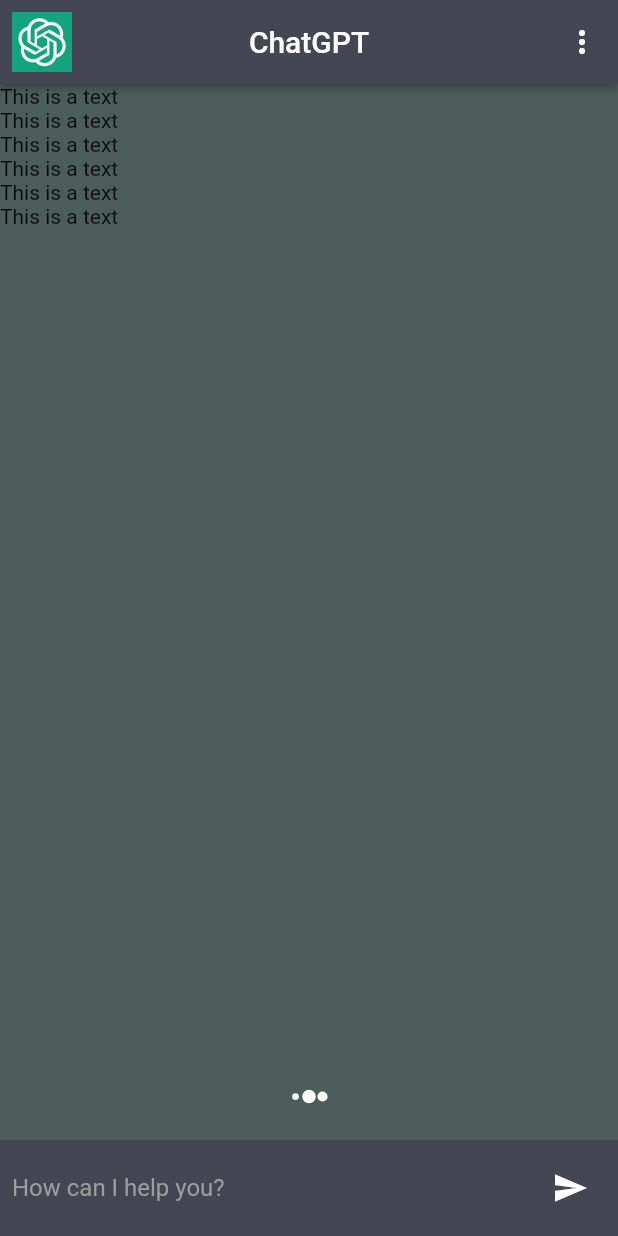
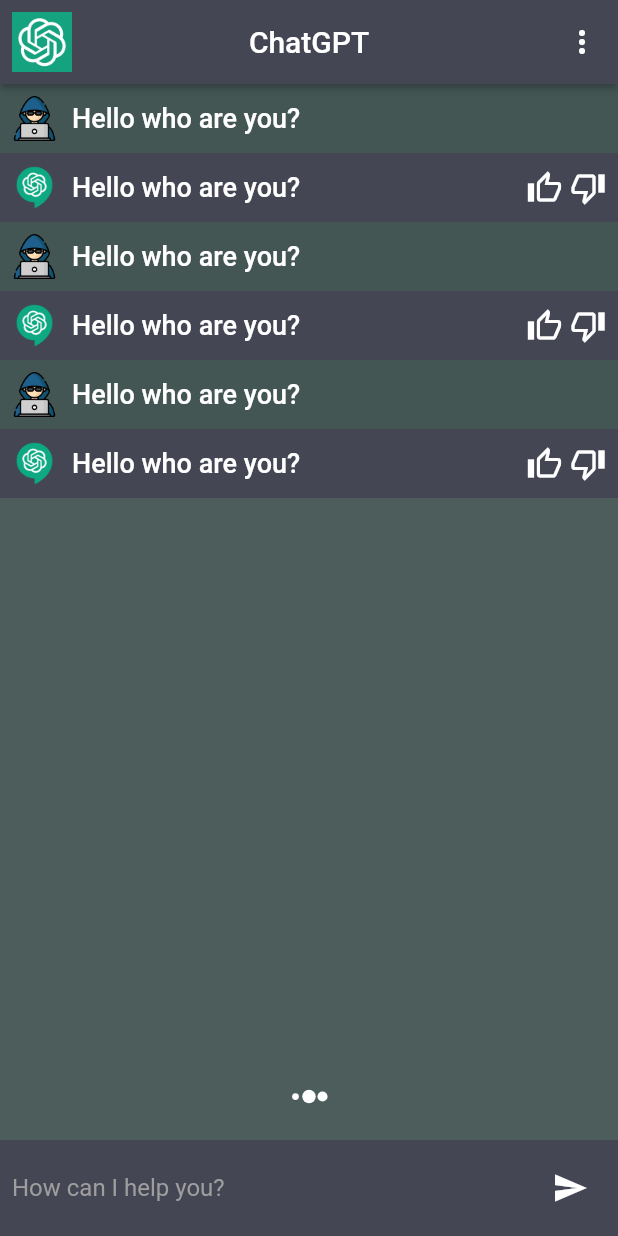
Before and after one commit to Chamidilshan/ChatGPT-App, a Flutter app: the screen it shows after launch, on a phone screen of 412 x 824 dp. Run offline on Flutter 3.47's test engine with Material 2 defaults, Android fonts, the phone set to English and light mode, and no system bars; our stand-ins replace animated_text_kit, flutter_spinkit.

Commit message:
added chat widget

```diff
--- a/lib/constants/constants.dart
+++ b/lib/constants/constants.dart
@@ -2,3 +2,30 @@
 
 Color scaffoldBackgroundColor = Color(0xFF4445654);
 Color cardcolor = Color(0xFF444654);
+
+final chatMessages = [
+  {
+    'msg' : 'Hello who are you?',
+    'chatIndex' : 0,
+  },
+  {
+    'msg' : 'Hello who are you?',
+    'chatIndex' : 1,
+  },
+  {
+    'msg' : 'Hello who are you?',
+    'chatIndex' : 0,
+  },
+  {
+    'msg' : 'Hello who are you?',
+    'chatIndex' : 1,
+  },
+  {
+    'msg' : 'Hello who are you?',
+    'chatIndex' : 0,
+  },
+  {
+    'msg' : 'Hello who are you?',
+    'chatIndex' : 1,
+  },
+];
--- a/lib/screens/chat_screen.dart
+++ b/lib/screens/chat_screen.dart
@@ -1,5 +1,6 @@
 import 'package:chatgpt_app/constants/constants.dart';
 import 'package:chatgpt_app/services/assets_manager.dart';
+import 'package:chatgpt_app/widgets/chat_widget.dart';
 import 'package:flutter/material.dart';
 import 'package:chatgpt_app/services/assets_manager.dart';
 import 'package:flutter_spinkit/flutter_spinkit.dart';
@@ -57,7 +58,12 @@
               child: ListView.builder(
                 itemCount: 6,
                   itemBuilder: (context, index){
-                    return Text('This is a text');
+                    return ChatWidget(
+                      msg: chatMessages[index]['msg'].toString(),
+                      chatIndex: int.parse(
+                          chatMessages[index]['chatIndex'].toString()
+                      ),
+                    );
                   }
               ),
             ),
--- /dev/null
+++ b/lib/widgets/chat_widget.dart
@@ -0,0 +1,64 @@
+import 'package:chatgpt_app/constants/constants.dart';
+import 'package:flutter/material.dart';
+import 'package:chatgpt_app/widgets/text_widget.dart';
+
+class ChatWidget extends StatelessWidget {
+  const ChatWidget({
+    Key? key,
+    required this.msg,
+    required this.chatIndex
+  }) :
+        super(key: key);
+
+  final String msg;
+  final int chatIndex;
+
+  @override
+  Widget build(BuildContext context) {
+    return Column(
+      crossAxisAlignment: CrossAxisAlignment.start,
+      children: [
+        Material(
+          color: chatIndex == 0 ? scaffoldBackgroundColor: cardcolor,
+          child: Padding(
+            padding: const EdgeInsets.all(8.0),
+            child: Row(
+              children: [
+                Image.asset( chatIndex == 0 ? 'images/person.png' : 'images/chat_logo.png',
+                height: 30.0,
+                  width: 30.0,
+                ),
+                SizedBox(
+                  width: 10.0,
+                ),
+                Expanded(
+                  child: TextWidget(
+                      label: msg,
+                  ),
+                ),
+                chatIndex == 0 ? SizedBox.shrink()
+                    :Row(
+                  mainAxisAlignment: MainAxisAlignment.end,
+                  mainAxisSize: MainAxisSize.min,
+                  children: [
+                    Icon(
+                      Icons.thumb_up_alt_outlined,
+                      color: Colors.white,
+                    ),
+                    SizedBox(
+                      width: 5.0,
+                    ),
+                    Icon(
+                      Icons.thumb_down_outlined,
+                      color: Colors.white,
+                    )
+                  ],
+                )
+              ],
+            ),
+          ),
+        )
+      ],
+    );
+  }
+}
--- /dev/null
+++ b/lib/widgets/text_widget.dart
@@ -0,0 +1,29 @@
+import 'package:flutter/material.dart';
+
+class TextWidget extends StatelessWidget {
+  const TextWidget({
+    Key? key,
+    required this.label,
+    this.fontSize = 18.0,
+    this.color,
+    this.fontWeight
+  }) :
+        super(key: key);
+
+  final String label;
+  final double fontSize;
+  final Color? color;
+  final FontWeight? fontWeight;
+
+  @override
+  Widget build(BuildContext context) {
+    return Text(
+      label,
+      style: TextStyle(
+        color: color ?? Colors.white,
+        fontSize: fontSize,
+        fontWeight: fontWeight ?? FontWeight.w500,
+      ),
+    );
+  }
+}
```
